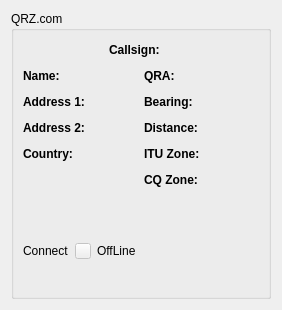
This is mqt/MqtLogger/qrzdisplayframe.ui in Rsclub22/Minos2-Mirror as Qt 5 draws it before an edit. The edited form follows.
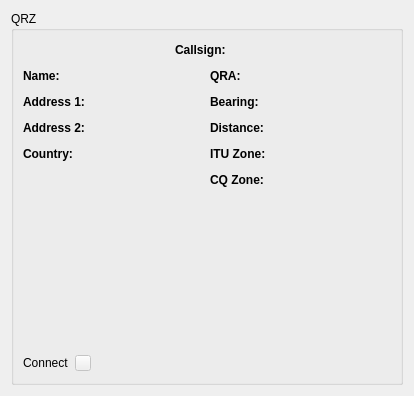
This is the edited form.

Commit message: add TX Status Indicator to TX VoiceKeyer panel

Diff of the .ui file:
```diff
--- a/mqt/MqtLogger/qrzdisplayframe.ui
+++ b/mqt/MqtLogger/qrzdisplayframe.ui
@@ -6,26 +6,26 @@
    <rect>
     <x>0</x>
     <y>0</y>
-    <width>282</width>
-    <height>310</height>
+    <width>414</width>
+    <height>396</height>
    </rect>
   </property>
   <property name="windowTitle">
    <string>Frame</string>
   </property>
-  <layout class="QVBoxLayout" name="verticalLayout_5">
+  <layout class="QVBoxLayout" name="verticalLayout_4">
    <item>
     <widget class="QGroupBox" name="groupBox">
      <property name="title">
-      <string>QRZ.com</string>
+      <string>QRZ</string>
      </property>
-     <layout class="QVBoxLayout" name="verticalLayout">
+     <layout class="QHBoxLayout" name="horizontalLayout_2">
       <item>
-       <layout class="QVBoxLayout" name="verticalLayout_4">
+       <layout class="QVBoxLayout" name="verticalLayout_3">
         <item>
-         <layout class="QHBoxLayout" name="horizontalLayout">
+         <layout class="QHBoxLayout" name="horizontalLayout_3">
           <item>
-           <spacer name="horizontalSpacer_10">
+           <spacer name="horizontalSpacer_2">
             <property name="orientation">
              <enum>Qt::Horizontal</enum>
             </property>
@@ -58,13 +58,13 @@
            </widget>
           </item>
           <item>
-           <spacer name="horizontalSpacer">
+           <spacer name="horizontalSpacer_3">
             <property name="orientation">
              <enum>Qt::Horizontal</enum>
             </property>
             <property name="sizeHint" stdset="0">
              <size>
-              <width>40</width>
+              <width>141</width>
               <height>20</height>
              </size>
             </property>
@@ -73,13 +73,13 @@
          </layout>
         </item>
         <item>
-         <layout class="QHBoxLayout" name="horizontalLayout_10">
+         <layout class="QHBoxLayout" name="horizontalLayout_13">
           <item>
-           <layout class="QVBoxLayout" name="verticalLayout_2">
+           <layout class="QVBoxLayout" name="verticalLayout">
             <item>
-             <layout class="QHBoxLayout" name="horizontalLayout_2">
+             <layout class="QHBoxLayout" name="horizontalLayout_4">
               <item>
-               <widget class="QLabel" name="label_3">
+               <widget class="QLabel" name="label_2">
                 <property name="font">
                  <font>
                   <weight>75</weight>
@@ -99,7 +99,7 @@
                </widget>
               </item>
               <item>
-               <spacer name="horizontalSpacer_2">
+               <spacer name="horizontalSpacer_12">
                 <property name="orientation">
                  <enum>Qt::Horizontal</enum>
                 </property>
@@ -114,9 +114,9 @@
              </layout>
             </item>
             <item>
-             <layout class="QHBoxLayout" name="horizontalLayout_3">
+             <layout class="QHBoxLayout" name="horizontalLayout_5">
               <item>
-               <widget class="QLabel" name="label_5">
+               <widget class="QLabel" name="label_4">
                 <property name="font">
                  <font>
                   <weight>75</weight>
@@ -136,7 +136,7 @@
                </widget>
               </item>
               <item>
-               <spacer name="horizontalSpacer_3">
+               <spacer name="horizontalSpacer_4">
                 <property name="orientation">
                  <enum>Qt::Horizontal</enum>
                 </property>
@@ -151,9 +151,9 @@
              </layout>
             </item>
             <item>
-             <layout class="QHBoxLayout" name="horizontalLayout_12">
+             <layout class="QHBoxLayout" name="horizontalLayout_6">
               <item>
-               <widget class="QLabel" name="label_10">
+               <widget class="QLabel" name="label_5">
                 <property name="font">
                  <font>
                   <weight>75</weight>
@@ -173,7 +173,7 @@
                </widget>
               </item>
               <item>
-               <spacer name="horizontalSpacer_12">
+               <spacer name="horizontalSpacer_5">
                 <property name="orientation">
                  <enum>Qt::Horizontal</enum>
                 </property>
@@ -188,9 +188,9 @@
              </layout>
             </item>
             <item>
-             <layout class="QHBoxLayout" name="horizontalLayout_11">
+             <layout class="QHBoxLayout" name="horizontalLayout_7">
               <item>
-               <widget class="QLabel" name="label_9">
+               <widget class="QLabel" name="label_7">
                 <property name="font">
                  <font>
                   <weight>75</weight>
@@ -210,7 +210,7 @@
                </widget>
               </item>
               <item>
-               <spacer name="horizontalSpacer_11">
+               <spacer name="horizontalSpacer_6">
                 <property name="orientation">
                  <enum>Qt::Horizontal</enum>
                 </property>
@@ -240,11 +240,11 @@
            </layout>
           </item>
           <item>
-           <layout class="QVBoxLayout" name="verticalLayout_3">
+           <layout class="QVBoxLayout" name="verticalLayout_2">
             <item>
-             <layout class="QHBoxLayout" name="horizontalLayout_4">
+             <layout class="QHBoxLayout" name="horizontalLayout_8">
               <item>
-               <widget class="QLabel" name="label_7">
+               <widget class="QLabel" name="label_9">
                 <property name="font">
                  <font>
                   <weight>75</weight>
@@ -264,7 +264,7 @@
                </widget>
               </item>
               <item>
-               <spacer name="horizontalSpacer_4">
+               <spacer name="horizontalSpacer_7">
                 <property name="orientation">
                  <enum>Qt::Horizontal</enum>
                 </property>
@@ -279,9 +279,9 @@
              </layout>
             </item>
             <item>
-             <layout class="QHBoxLayout" name="horizontalLayout_5">
+             <layout class="QHBoxLayout" name="horizontalLayout_9">
               <item>
-               <widget class="QLabel" name="label_2">
+               <widget class="QLabel" name="label_10">
                 <property name="font">
                  <font>
                   <weight>75</weight>
@@ -301,7 +301,7 @@
                </widget>
               </item>
               <item>
-               <spacer name="horizontalSpacer_5">
+               <spacer name="horizontalSpacer_8">
                 <property name="orientation">
                  <enum>Qt::Horizontal</enum>
                 </property>
@@ -316,9 +316,9 @@
              </layout>
             </item>
             <item>
-             <layout class="QHBoxLayout" name="horizontalLayout_6">
+             <layout class="QHBoxLayout" name="horizontalLayout_10">
               <item>
-               <widget class="QLabel" name="label_4">
+               <widget class="QLabel" name="label_12">
                 <property name="font">
                  <font>
                   <weight>75</weight>
@@ -338,7 +338,7 @@
                </widget>
               </item>
               <item>
-               <spacer name="horizontalSpacer_6">
+               <spacer name="horizontalSpacer_9">
                 <property name="orientation">
                  <enum>Qt::Horizontal</enum>
                 </property>
@@ -353,9 +353,9 @@
              </layout>
             </item>
             <item>
-             <layout class="QHBoxLayout" name="horizontalLayout_7">
+             <layout class="QHBoxLayout" name="horizontalLayout_11">
               <item>
-               <widget class="QLabel" name="label_6">
+               <widget class="QLabel" name="label_3">
                 <property name="font">
                  <font>
                   <weight>75</weight>
@@ -375,7 +375,7 @@
                </widget>
               </item>
               <item>
-               <spacer name="horizontalSpacer_7">
+               <spacer name="horizontalSpacer_10">
                 <property name="orientation">
                  <enum>Qt::Horizontal</enum>
                 </property>
@@ -390,9 +390,9 @@
              </layout>
             </item>
             <item>
-             <layout class="QHBoxLayout" name="horizontalLayout_8">
+             <layout class="QHBoxLayout" name="horizontalLayout_12">
               <item>
-               <widget class="QLabel" name="label_8">
+               <widget class="QLabel" name="label_14">
                 <property name="font">
                  <font>
                   <weight>75</weight>
@@ -412,7 +412,7 @@
                </widget>
               </item>
               <item>
-               <spacer name="horizontalSpacer_8">
+               <spacer name="horizontalSpacer_11">
                 <property name="orientation">
                  <enum>Qt::Horizontal</enum>
                 </property>
@@ -443,10 +443,8 @@
           </item>
          </layout>
         </item>
-       </layout>
-      </item>
       <item>
-       <layout class="QHBoxLayout" name="horizontalLayout_9">
+         <layout class="QHBoxLayout" name="horizontalLayout">
         <item>
          <widget class="QLabel" name="label_11">
           <property name="text">
@@ -471,20 +469,13 @@
          </widget>
         </item>
         <item>
-         <widget class="QLabel" name="off_onLineText">
-          <property name="text">
-           <string>OffLine</string>
-          </property>
-         </widget>
-        </item>
-        <item>
-         <spacer name="horizontalSpacer_9">
+           <spacer name="horizontalSpacer">
           <property name="orientation">
            <enum>Qt::Horizontal</enum>
           </property>
           <property name="sizeHint" stdset="0">
            <size>
-            <width>28</width>
+              <width>40</width>
             <height>20</height>
            </size>
           </property>
@@ -492,19 +483,7 @@
         </item>
        </layout>
       </item>
-      <item>
-       <widget class="QLabel" name="qrzMessageText">
-        <property name="text">
-         <string/>
-        </property>
-       </widget>
-      </item>
-      <item>
-       <widget class="Line" name="line">
-        <property name="orientation">
-         <enum>Qt::Vertical</enum>
-        </property>
-       </widget>
+       </layout>
       </item>
      </layout>
     </widget>
```
Left out of the diff: 9 changed lines with no effect on the pictures. Lines whose indentation alone changed are shown as unchanged. The commit also changes 4 other files.
